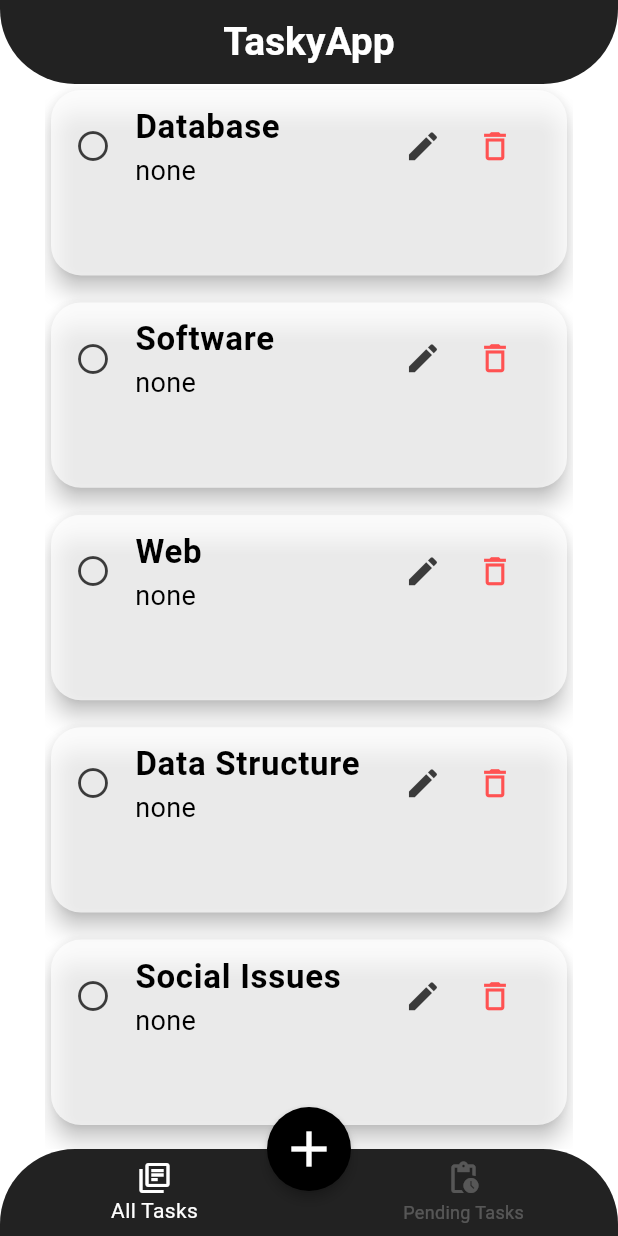
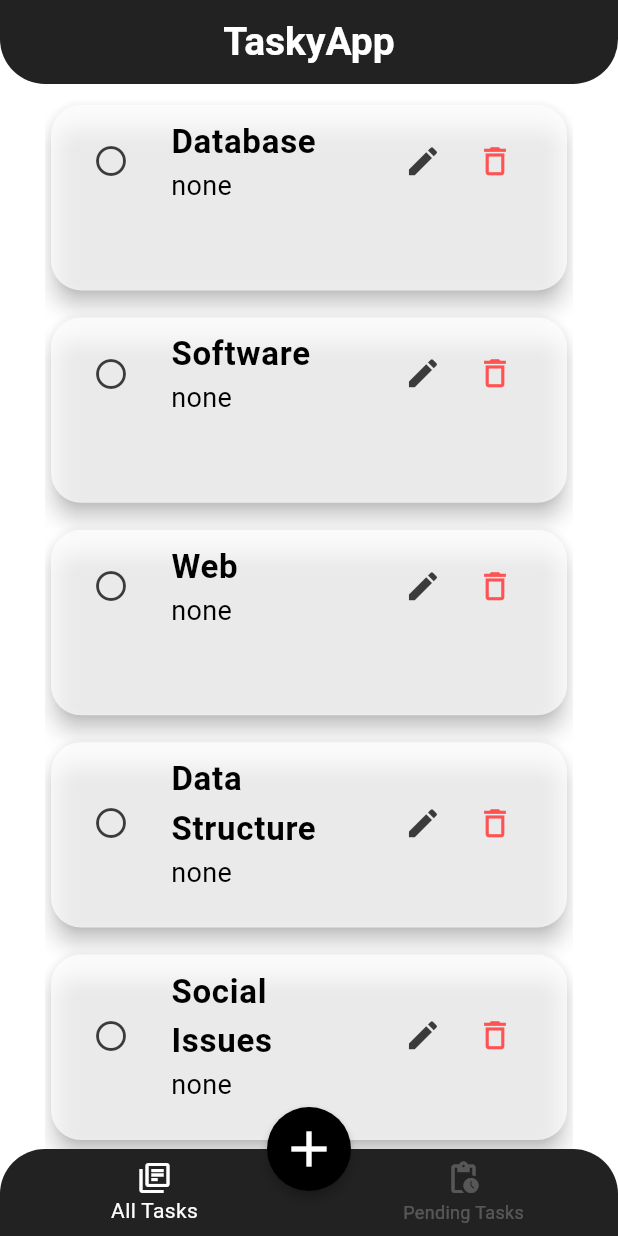
Before and after one commit to klarasameh1/TaskyApp, a Flutter app: the screen it shows after launch, on a phone screen of 412 x 824 dp. Run offline on Flutter 3.47's test engine with Material 3 defaults, Android fonts, the phone set to English and light mode, and no system bars.

Commit message:
fixes in ui & cleaning code

```diff
--- a/lib/screens/home_screen.dart
+++ b/lib/screens/home_screen.dart
@@ -21,10 +21,6 @@ class _HomeScreenState extends State<HomeScreen> {
   @override
   Widget build(BuildContext context) {
 
-    var taskProvider = context.watch<TaskProvider>();
-    int allTasks = taskProvider.tasks.length;
-    int doneTasks = taskProvider.tasks.where((t) => t['status']).length;
-
     return Scaffold(
       backgroundColor: Colors.white,
       resizeToAvoidBottomInset: false,
@@ -35,7 +31,7 @@ class _HomeScreenState extends State<HomeScreen> {
 
         flexibleSpace: Container(
           decoration: const BoxDecoration(
-            borderRadius: BorderRadius.vertical(bottom: Radius.circular(50)),
+            borderRadius: BorderRadius.vertical(bottom: Radius.circular(30)),
             color: Colors.black87,
           ),
         ),
@@ -53,6 +49,7 @@ class _HomeScreenState extends State<HomeScreen> {
 
       body:Column(
         children: [
+          SizedBox(height: 10,),
           Expanded(child: pages[selectedItem]),
         ],
       ),
@@ -70,7 +67,7 @@ class _HomeScreenState extends State<HomeScreen> {
       ),
       bottomNavigationBar: Container(
           decoration: const BoxDecoration(
-          borderRadius: BorderRadius.vertical( top: Radius.circular(50)),
+          borderRadius: BorderRadius.vertical( top: Radius.circular(30)),
           color: Colors.black87,
           ),
         child: BottomNavigationBar(
--- a/lib/widgets/TaskListTile.dart
+++ b/lib/widgets/TaskListTile.dart
@@ -25,6 +25,8 @@ class TaskListTile extends StatefulWidget {
 }
 
 class _TaskListTileState extends State<TaskListTile> {
+  bool doneClick = false ;
+
   @override
   Widget build(BuildContext context) {
     return Card(
@@ -38,12 +40,17 @@ class _TaskListTileState extends State<TaskListTile> {
         height: MediaQuery.of(context).size.height*0.15,
         child: ListTile(
           leading: AnimatedSwitcher(
-            duration: const Duration(milliseconds: 200),
+            duration: const Duration(milliseconds: 100),
             transitionBuilder: (child, animation) =>
                 ScaleTransition(scale: animation, child: child), // Nice zoom effect
-            child: widget.isDone
-                ? Icon(Icons.check_circle, color: Colors.green)
-                : Icon(Icons.radio_button_unchecked, color: Color(0xff3b3b3b)),
+            child:
+            IconButton(
+                onPressed:(){doneClick=!doneClick ; widget.onToggle();} ,
+
+                icon : (doneClick)?
+                  Icon(Icons.check_circle , color: Colors.green)
+                : Icon(Icons.radio_button_unchecked, color: Color(0xff3b3b3b))
+            )
           ),
           title: Text(
             widget.name,
@@ -62,6 +69,7 @@ class _TaskListTileState extends State<TaskListTile> {
               decoration: widget.isDone ? TextDecoration.lineThrough: null,
               color: widget.isDone ? Colors.grey.shade500 : Colors.black,
               decorationThickness: 1.5,
+            overflow: TextOverflow.ellipsis
             ),
           ),
           trailing: Row(
@@ -77,7 +85,7 @@ class _TaskListTileState extends State<TaskListTile> {
               ),
             ],
           ),
-          onTap: widget.onToggle,
+          // onTap: widget.onToggle, // will be for showing details
         ),
       ),
     );
```
